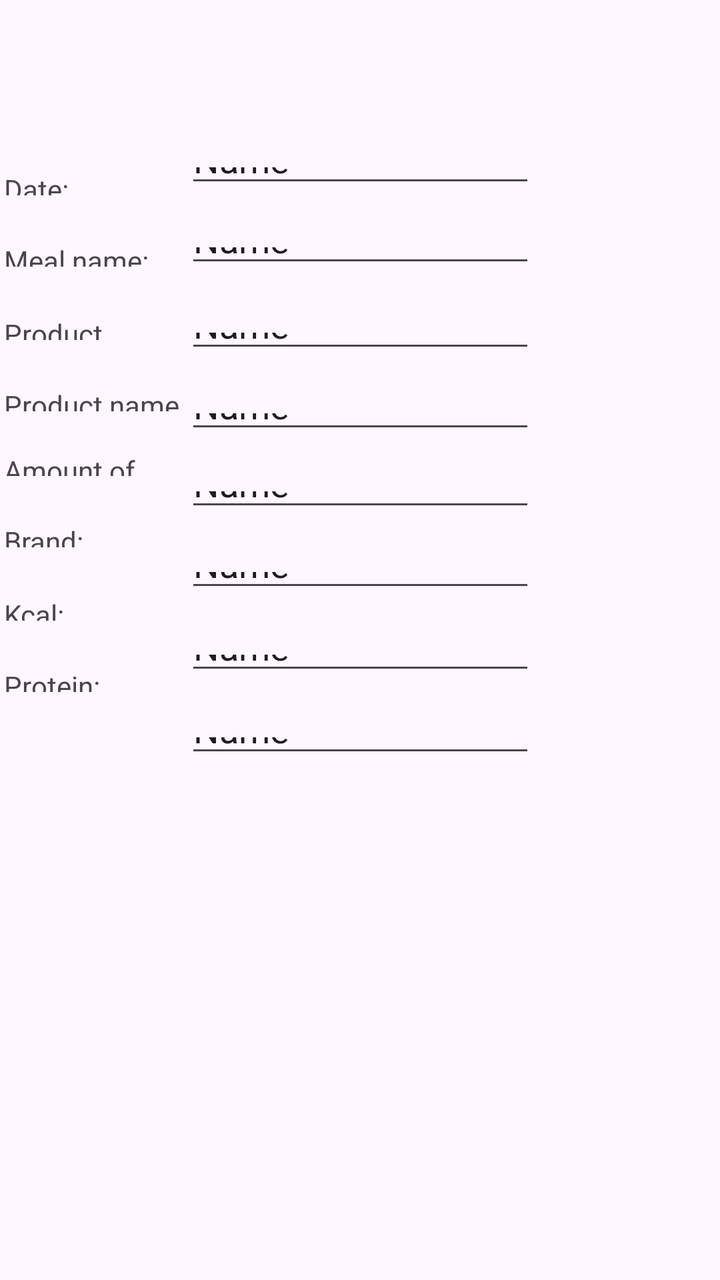
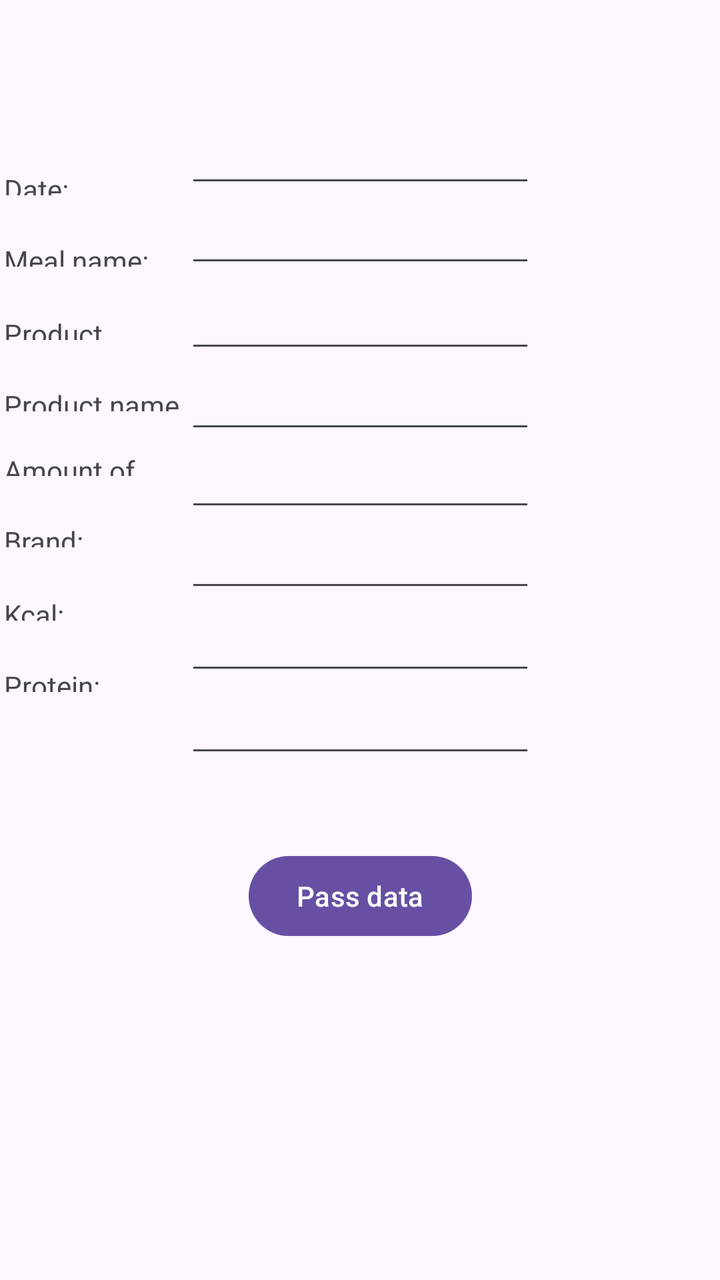

Two renders of the same Android screen: before a commit and after it. Below are the layout's source before the change and the commit's diff.
<!-- AndroidManifest.xml: application theme Theme.Diettrackerandroid -->
<!-- res/layout/add_product_to_calendar.xml -->
<?xml version="1.0" encoding="utf-8"?>
<androidx.constraintlayout.widget.ConstraintLayout xmlns:android="http://schemas.android.com/apk/res/android"
    xmlns:app="http://schemas.android.com/apk/res-auto"
    xmlns:tools="http://schemas.android.com/tools"
    android:layout_width="match_parent"
    android:layout_height="match_parent">

    <EditText
        android:id="@+id/editTextText5"
        android:layout_width="175dp"
        android:layout_height="25dp"
        android:ems="10"
        android:inputType="text"
        android:text="Name"
        app:layout_constraintBottom_toBottomOf="parent"
        app:layout_constraintEnd_toEndOf="parent"
        app:layout_constraintStart_toStartOf="parent"
        app:layout_constraintTop_toTopOf="parent"
        app:layout_constraintVertical_bias="0.383" />

    <EditText
        android:id="@+id/editTextText6"
        android:layout_width="175dp"
        android:layout_height="25dp"
        android:ems="10"
        android:inputType="text"
        android:text="Name"
        app:layout_constraintBottom_toBottomOf="parent"
        app:layout_constraintEnd_toEndOf="parent"
        app:layout_constraintStart_toStartOf="parent"
        app:layout_constraintTop_toTopOf="parent"
        app:layout_constraintVertical_bias="0.449" />

    <TextView
        android:id="@+id/textView6"
        android:layout_width="89dp"
        android:layout_height="0dp"
        android:layout_marginBottom="294dp"
        android:text="Protein:"
        app:layout_constraintBottom_toBottomOf="parent"
        app:layout_constraintEnd_toStartOf="@+id/editTextText2"
        app:layout_constraintHorizontal_bias="0.517"
        app:layout_constraintStart_toStartOf="parent"
        app:layout_constraintTop_toBottomOf="@+id/textView7" />

    <TextView
        android:id="@+id/textView7"
        android:layout_width="89dp"
        android:layout_height="0dp"
        android:layout_marginBottom="23dp"
        android:text="Kcal:"
        app:layout_constraintBottom_toTopOf="@+id/textView6"
        app:layout_constraintEnd_toStartOf="@+id/editTextText2"
        app:layout_constraintHorizontal_bias="0.517"
        app:layout_constraintStart_toStartOf="parent"
        app:layout_constraintTop_toBottomOf="@+id/textView5" />

    <EditText
        android:id="@+id/editTextText7"
        android:layout_width="175dp"
        android:layout_height="25dp"
        android:ems="10"
        android:inputType="text"
        android:text="Name"
        app:layout_constraintBottom_toBottomOf="parent"
        app:layout_constraintEnd_toEndOf="parent"
        app:layout_constraintStart_toStartOf="parent"
        app:layout_constraintTop_toTopOf="parent"
        app:layout_constraintVertical_bias="0.583" />

    <TextView
        android:id="@+id/textView8"
        android:layout_width="89dp"
        android:layout_height="0dp"
        android:layout_marginBottom="23dp"
        android:text="Amount of product:"
        app:layout_constraintBottom_toTopOf="@+id/textView5"
        app:layout_constraintEnd_toStartOf="@+id/editTextText2"
        app:layout_constraintHorizontal_bias="0.517"
        app:layout_constraintStart_toStartOf="parent"
        app:layout_constraintTop_toBottomOf="@+id/textView3" />

    <EditText
        android:id="@+id/editTextText8"
        android:layout_width="175dp"
        android:layout_height="25dp"
        android:ems="10"
        android:inputType="text"
        android:text="Name"
        app:layout_constraintBottom_toBottomOf="parent"
        app:layout_constraintEnd_toEndOf="parent"
        app:layout_constraintStart_toStartOf="parent"
        app:layout_constraintTop_toTopOf="parent"
        app:layout_constraintVertical_bias="0.516" />

    <TextView
        android:id="@+id/textView5"
        android:layout_width="89dp"
        android:layout_height="0dp"
        android:layout_marginBottom="24dp"
        android:text="Brand:"
        app:layout_constraintBottom_toTopOf="@+id/textView7"
        app:layout_constraintEnd_toStartOf="@+id/editTextText2"
        app:layout_constraintHorizontal_bias="0.517"
        app:layout_constraintStart_toStartOf="parent"
        app:layout_constraintTop_toBottomOf="@+id/textView8" />

    <EditText
        android:id="@+id/editTextText4"
        android:layout_width="175dp"
        android:layout_height="25dp"
        android:ems="10"
        android:inputType="text"
        android:text="Name"
        app:layout_constraintBottom_toBottomOf="parent"
        app:layout_constraintEnd_toEndOf="parent"
        app:layout_constraintStart_toStartOf="parent"
        app:layout_constraintTop_toTopOf="parent"
        app:layout_constraintVertical_bias="0.32" />

    <TextView
        android:id="@+id/textView3"
        android:layout_width="89dp"
        android:layout_height="0dp"
        android:layout_marginBottom="20dp"
        android:text="Product name suggestion:"
        app:layout_constraintBottom_toTopOf="@+id/textView8"
        app:layout_constraintEnd_toStartOf="@+id/editTextText2"
        app:layout_constraintHorizontal_bias="0.517"
        app:layout_constraintStart_toStartOf="parent"
        app:layout_constraintTop_toBottomOf="@+id/textView4" />

    <EditText
        android:id="@+id/editTextText3"
        android:layout_width="175dp"
        android:layout_height="25dp"
        android:ems="10"
        android:inputType="text"
        android:text="Name"
        app:layout_constraintBottom_toBottomOf="parent"
        app:layout_constraintEnd_toEndOf="parent"
        app:layout_constraintStart_toStartOf="parent"
        app:layout_constraintTop_toTopOf="parent"
        app:layout_constraintVertical_bias="0.254" />

    <TextView
        android:id="@+id/textView4"
        android:layout_width="89dp"
        android:layout_height="0dp"
        android:layout_marginBottom="23dp"
        android:text="Product name:"
        app:layout_constraintBottom_toTopOf="@+id/textView3"
        app:layout_constraintEnd_toStartOf="@+id/editTextText2"
        app:layout_constraintHorizontal_bias="0.517"
        app:layout_constraintStart_toStartOf="parent"
        app:layout_constraintTop_toBottomOf="@+id/textView" />

    <TextView
        android:id="@+id/textView2"
        android:layout_width="89dp"
        android:layout_height="0dp"
        android:layout_marginTop="85dp"
        android:layout_marginBottom="23dp"
        android:text="Date:"
        app:layout_constraintBottom_toTopOf="@+id/textView"
        app:layout_constraintEnd_toStartOf="@+id/editTextText2"
        app:layout_constraintStart_toStartOf="parent"
        app:layout_constraintTop_toTopOf="parent" />

    <EditText
        android:id="@+id/editTextText"
        android:layout_width="175dp"
        android:layout_height="25dp"
        android:ems="10"
        android:inputType="text"
        android:text="Name"
        app:layout_constraintBottom_toBottomOf="parent"
        app:layout_constraintEnd_toEndOf="parent"
        app:layout_constraintStart_toStartOf="parent"
        app:layout_constraintTop_toTopOf="parent"
        app:layout_constraintVertical_bias="0.12" />

    <EditText
        android:id="@+id/editTextText2"
        android:layout_width="175dp"
        android:layout_height="25dp"
        android:ems="10"
        android:inputType="text"
        android:text="Name"
        app:layout_constraintBottom_toBottomOf="parent"
        app:layout_constraintEnd_toEndOf="parent"
        app:layout_constraintStart_toStartOf="parent"
        app:layout_constraintTop_toTopOf="parent"
        app:layout_constraintVertical_bias="0.185" />

    <TextView
        android:id="@+id/textView"
        android:layout_width="89dp"
        android:layout_height="0dp"
        android:layout_marginBottom="24dp"
        android:text="Meal name:"
        app:layout_constraintBottom_toTopOf="@+id/textView4"
        app:layout_constraintEnd_toStartOf="@+id/editTextText2"
        app:layout_constraintHorizontal_bias="0.551"
        app:layout_constraintStart_toStartOf="parent"
        app:layout_constraintTop_toBottomOf="@+id/textView2" />

</androidx.constraintlayout.widget.ConstraintLayout>
<!-- resources referenced by this layout -->
<resources>
  <style name="Theme.Diettrackerandroid" parent="Base.Theme.Diettrackerandroid" />
  <style name="Base.Theme.Diettrackerandroid" parent="Theme.Material3.DayNight.NoActionBar">
          
          
      </style>
</resources>

<!-- the commit's change to res/layout/add_product_to_calendar.xml (unified diff, before → after) -->
@@ -1,208 +1,239 @@
 <?xml version="1.0" encoding="utf-8"?>
-<androidx.constraintlayout.widget.ConstraintLayout xmlns:android="http://schemas.android.com/apk/res/android"
+<androidx.constraintlayout.widget.ConstraintLayout
+    xmlns:android="http://schemas.android.com/apk/res/android"
     xmlns:app="http://schemas.android.com/apk/res-auto"
     xmlns:tools="http://schemas.android.com/tools"
     android:layout_width="match_parent"
-    android:layout_height="match_parent">
-
-    <EditText
-        android:id="@+id/editTextText5"
-        android:layout_width="175dp"
-        android:layout_height="25dp"
-        android:ems="10"
-        android:inputType="text"
-        android:text="Name"
-        app:layout_constraintBottom_toBottomOf="parent"
-        app:layout_constraintEnd_toEndOf="parent"
-        app:layout_constraintStart_toStartOf="parent"
-        app:layout_constraintTop_toTopOf="parent"
-        app:layout_constraintVertical_bias="0.383" />
-
-    <EditText
-        android:id="@+id/editTextText6"
-        android:layout_width="175dp"
-        android:layout_height="25dp"
-        android:ems="10"
-        android:inputType="text"
-        android:text="Name"
-        app:layout_constraintBottom_toBottomOf="parent"
-        app:layout_constraintEnd_toEndOf="parent"
-        app:layout_constraintStart_toStartOf="parent"
-        app:layout_constraintTop_toTopOf="parent"
-        app:layout_constraintVertical_bias="0.449" />
-
-    <TextView
-        android:id="@+id/textView6"
+    android:layout_height="match_parent"
+    >
+
+    <EditText
+        android:id="@+id/amountOfProductEditText"
+        android:layout_width="175dp"
+        android:layout_height="25dp"
+        android:ems="10"
+        android:inputType="text"
+        android:text=""
+        app:layout_constraintBottom_toBottomOf="parent"
+        app:layout_constraintEnd_toEndOf="parent"
+        app:layout_constraintStart_toStartOf="parent"
+        app:layout_constraintTop_toTopOf="parent"
+        app:layout_constraintVertical_bias="0.383"
+        />
+
+    <EditText
+        android:id="@+id/brandEditText"
+        android:layout_width="175dp"
+        android:layout_height="25dp"
+        android:ems="10"
+        android:inputType="text"
+        android:text=""
+        app:layout_constraintBottom_toBottomOf="parent"
+        app:layout_constraintEnd_toEndOf="parent"
+        app:layout_constraintStart_toStartOf="parent"
+        app:layout_constraintTop_toTopOf="parent"
+        app:layout_constraintVertical_bias="0.449"
+        />
+
+    <TextView
+        android:id="@+id/protein"
         android:layout_width="89dp"
         android:layout_height="0dp"
         android:layout_marginBottom="294dp"
         android:text="Protein:"
         app:layout_constraintBottom_toBottomOf="parent"
-        app:layout_constraintEnd_toStartOf="@+id/editTextText2"
-        app:layout_constraintHorizontal_bias="0.517"
-        app:layout_constraintStart_toStartOf="parent"
-        app:layout_constraintTop_toBottomOf="@+id/textView7" />
-
-    <TextView
-        android:id="@+id/textView7"
+        app:layout_constraintEnd_toStartOf="@+id/mealNameEditText"
+        app:layout_constraintHorizontal_bias="0.517"
+        app:layout_constraintStart_toStartOf="parent"
+        app:layout_constraintTop_toBottomOf="@+id/kcal"
+        />
+
+    <TextView
+        android:id="@+id/kcal"
         android:layout_width="89dp"
         android:layout_height="0dp"
         android:layout_marginBottom="23dp"
         android:text="Kcal:"
-        app:layout_constraintBottom_toTopOf="@+id/textView6"
-        app:layout_constraintEnd_toStartOf="@+id/editTextText2"
-        app:layout_constraintHorizontal_bias="0.517"
-        app:layout_constraintStart_toStartOf="parent"
-        app:layout_constraintTop_toBottomOf="@+id/textView5" />
-
-    <EditText
-        android:id="@+id/editTextText7"
-        android:layout_width="175dp"
-        android:layout_height="25dp"
-        android:ems="10"
-        android:inputType="text"
-        android:text="Name"
-        app:layout_constraintBottom_toBottomOf="parent"
-        app:layout_constraintEnd_toEndOf="parent"
-        app:layout_constraintStart_toStartOf="parent"
-        app:layout_constraintTop_toTopOf="parent"
-        app:layout_constraintVertical_bias="0.583" />
-
-    <TextView
-        android:id="@+id/textView8"
+        app:layout_constraintBottom_toTopOf="@+id/protein"
+        app:layout_constraintEnd_toStartOf="@+id/mealNameEditText"
+        app:layout_constraintHorizontal_bias="0.517"
+        app:layout_constraintStart_toStartOf="parent"
+        app:layout_constraintTop_toBottomOf="@+id/brand"
+        />
+
+    <EditText
+        android:id="@+id/proteinEditText"
+        android:layout_width="175dp"
+        android:layout_height="25dp"
+        android:ems="10"
+        android:inputType="text"
+        android:text=""
+        app:layout_constraintBottom_toBottomOf="parent"
+        app:layout_constraintEnd_toEndOf="parent"
+        app:layout_constraintStart_toStartOf="parent"
+        app:layout_constraintTop_toTopOf="parent"
+        app:layout_constraintVertical_bias="0.583"
+        />
+
+    <TextView
+        android:id="@+id/amountOfProduct"
         android:layout_width="89dp"
         android:layout_height="0dp"
         android:layout_marginBottom="23dp"
         android:text="Amount of product:"
-        app:layout_constraintBottom_toTopOf="@+id/textView5"
-        app:layout_constraintEnd_toStartOf="@+id/editTextText2"
-        app:layout_constraintHorizontal_bias="0.517"
-        app:layout_constraintStart_toStartOf="parent"
-        app:layout_constraintTop_toBottomOf="@+id/textView3" />
-
-    <EditText
-        android:id="@+id/editTextText8"
-        android:layout_width="175dp"
-        android:layout_height="25dp"
-        android:ems="10"
-        android:inputType="text"
-        android:text="Name"
-        app:layout_constraintBottom_toBottomOf="parent"
-        app:layout_constraintEnd_toEndOf="parent"
-        app:layout_constraintStart_toStartOf="parent"
-        app:layout_constraintTop_toTopOf="parent"
-        app:layout_constraintVertical_bias="0.516" />
-
-    <TextView
-        android:id="@+id/textView5"
+        app:layout_constraintBottom_toTopOf="@+id/brand"
+        app:layout_constraintEnd_toStartOf="@+id/mealNameEditText"
+        app:layout_constraintHorizontal_bias="0.517"
+        app:layout_constraintStart_toStartOf="parent"
+        app:layout_constraintTop_toBottomOf="@+id/productNameSuggestion"
+        />
+
+    <EditText
+        android:id="@+id/kcalEditText"
+        android:layout_width="175dp"
+        android:layout_height="25dp"
+        android:ems="10"
+        android:inputType="text"
+        android:text=""
+        app:layout_constraintBottom_toBottomOf="parent"
+        app:layout_constraintEnd_toEndOf="parent"
+        app:layout_constraintStart_toStartOf="parent"
+        app:layout_constraintTop_toTopOf="parent"
+        app:layout_constraintVertical_bias="0.516"
+        />
+
+    <TextView
+        android:id="@+id/brand"
         android:layout_width="89dp"
         android:layout_height="0dp"
         android:layout_marginBottom="24dp"
         android:text="Brand:"
-        app:layout_constraintBottom_toTopOf="@+id/textView7"
-        app:layout_constraintEnd_toStartOf="@+id/editTextText2"
-        app:layout_constraintHorizontal_bias="0.517"
-        app:layout_constraintStart_toStartOf="parent"
-        app:layout_constraintTop_toBottomOf="@+id/textView8" />
-
-    <EditText
-        android:id="@+id/editTextText4"
-        android:layout_width="175dp"
-        android:layout_height="25dp"
-        android:ems="10"
-        android:inputType="text"
-        android:text="Name"
-        app:layout_constraintBottom_toBottomOf="parent"
-        app:layout_constraintEnd_toEndOf="parent"
-        app:layout_constraintStart_toStartOf="parent"
-        app:layout_constraintTop_toTopOf="parent"
-        app:layout_constraintVertical_bias="0.32" />
-
-    <TextView
-        android:id="@+id/textView3"
+        app:layout_constraintBottom_toTopOf="@+id/kcal"
+        app:layout_constraintEnd_toStartOf="@+id/mealNameEditText"
+        app:layout_constraintHorizontal_bias="0.517"
+        app:layout_constraintStart_toStartOf="parent"
+        app:layout_constraintTop_toBottomOf="@+id/amountOfProduct"
+        />
+
+    <EditText
+        android:id="@+id/productNameSuggestionEditText"
+        android:layout_width="175dp"
+        android:layout_height="25dp"
+        android:ems="10"
+        android:inputType="text"
+        android:text=""
+        app:layout_constraintBottom_toBottomOf="parent"
+        app:layout_constraintEnd_toEndOf="parent"
+        app:layout_constraintStart_toStartOf="parent"
+        app:layout_constraintTop_toTopOf="parent"
+        app:layout_constraintVertical_bias="0.32"
+        />
+
+    <TextView
+        android:id="@+id/productNameSuggestion"
         android:layout_width="89dp"
         android:layout_height="0dp"
         android:layout_marginBottom="20dp"
         android:text="Product name suggestion:"
-        app:layout_constraintBottom_toTopOf="@+id/textView8"
-        app:layout_constraintEnd_toStartOf="@+id/editTextText2"
-        app:layout_constraintHorizontal_bias="0.517"
-        app:layout_constraintStart_toStartOf="parent"
-        app:layout_constraintTop_toBottomOf="@+id/textView4" />
-
-    <EditText
-        android:id="@+id/editTextText3"
-        android:layout_width="175dp"
-        android:layout_height="25dp"
-        android:ems="10"
-        android:inputType="text"
-        android:text="Name"
-        app:layout_constraintBottom_toBottomOf="parent"
-        app:layout_constraintEnd_toEndOf="parent"
-        app:layout_constraintStart_toStartOf="parent"
-        app:layout_constraintTop_toTopOf="parent"
-        app:layout_constraintVertical_bias="0.254" />
-
-    <TextView
-        android:id="@+id/textView4"
+        app:layout_constraintBottom_toTopOf="@+id/amountOfProduct"
+        app:layout_constraintEnd_toStartOf="@+id/mealNameEditText"
+        app:layout_constraintHorizontal_bias="0.517"
+        app:layout_constraintStart_toStartOf="parent"
+        app:layout_constraintTop_toBottomOf="@+id/productName"
+        />
+
+    <EditText
+        android:id="@+id/productNameEditText"
+        android:layout_width="175dp"
+        android:layout_height="25dp"
+        android:ems="10"
+        android:inputType="text"
+        android:text=""
+        app:layout_constraintBottom_toBottomOf="parent"
+        app:layout_constraintEnd_toEndOf="parent"
+        app:layout_constraintStart_toStartOf="parent"
+        app:layout_constraintTop_toTopOf="parent"
+        app:layout_constraintVertical_bias="0.254"
+        />
+
+    <TextView
+        android:id="@+id/productName"
         android:layout_width="89dp"
         android:layout_height="0dp"
         android:layout_marginBottom="23dp"
         android:text="Product name:"
-        app:layout_constraintBottom_toTopOf="@+id/textView3"
-        app:layout_constraintEnd_toStartOf="@+id/editTextText2"
-        app:layout_constraintHorizontal_bias="0.517"
-        app:layout_constraintStart_toStartOf="parent"
-        app:layout_constraintTop_toBottomOf="@+id/textView" />
-
-    <TextView
-        android:id="@+id/textView2"
+        app:layout_constraintBottom_toTopOf="@+id/productNameSuggestion"
+        app:layout_constraintEnd_toStartOf="@+id/mealNameEditText"
+        app:layout_constraintHorizontal_bias="0.517"
+        app:layout_constraintStart_toStartOf="parent"
+        app:layout_constraintTop_toBottomOf="@+id/mealName"
+        />
+
+    <TextView
+        android:id="@+id/date"
         android:layout_width="89dp"
         android:layout_height="0dp"
         android:layout_marginTop="85dp"
         android:layout_marginBottom="23dp"
         android:text="Date:"
-        app:layout_constraintBottom_toTopOf="@+id/textView"
-        app:layout_constraintEnd_toStartOf="@+id/editTextText2"
-        app:layout_constraintStart_toStartOf="parent"
-        app:layout_constraintTop_toTopOf="parent" />
-
-    <EditText
-        android:id="@+id/editTextText"
-        android:layout_width="175dp"
-        android:layout_height="25dp"
-        android:ems="10"
-        android:inputType="text"
-        android:text="Name"
-        app:layout_constraintBottom_toBottomOf="parent"
-        app:layout_constraintEnd_toEndOf="parent"
-        app:layout_constraintStart_toStartOf="parent"
-        app:layout_constraintTop_toTopOf="parent"
-        app:layout_constraintVertical_bias="0.12" />
-
-    <EditText
-        android:id="@+id/editTextText2"
-        android:layout_width="175dp"
-        android:layout_height="25dp"
-        android:ems="10"
-        android:inputType="text"
-        android:text="Name"
-        app:layout_constraintBottom_toBottomOf="parent"
-        app:layout_constraintEnd_toEndOf="parent"
-        app:layout_constraintStart_toStartOf="parent"
-        app:layout_constraintTop_toTopOf="parent"
-        app:layout_constraintVertical_bias="0.185" />
-
-    <TextView
-        android:id="@+id/textView"
+        app:layout_constraintBottom_toTopOf="@+id/mealName"
+        app:layout_constraintEnd_toStartOf="@+id/mealNameEditText"
+        app:layout_constraintStart_toStartOf="parent"
+        app:layout_constraintTop_toTopOf="parent"
+        />
+
+    <EditText
+        android:id="@+id/dateEditText"
+        android:layout_width="175dp"
+        android:layout_height="25dp"
+        android:ems="10"
+        android:inputType="text"
+        android:text=""
+        android:textSize="34sp"
+        app:layout_constraintBottom_toBottomOf="parent"
+        app:layout_constraintEnd_toEndOf="parent"
+        app:layout_constraintStart_toStartOf="parent"
+        app:layout_constraintTop_toTopOf="parent"
+        app:layout_constraintVertical_bias="0.12"
+        />
+
+    <EditText
+        android:id="@+id/mealNameEditText"
+        android:layout_width="175dp"
+        android:layout_height="25dp"
+        android:ems="10"
+        android:inputType="text"
+        android:text=""
+        android:textSize="34sp"
+        app:layout_constraintBottom_toBottomOf="parent"
+        app:layout_constraintEnd_toEndOf="parent"
+        app:layout_constraintStart_toStartOf="parent"
+        app:layout_constraintTop_toTopOf="parent"
+        app:layout_constraintVertical_bias="0.185"
+        />
+
+    <TextView
+        android:id="@+id/mealName"
         android:layout_width="89dp"
         android:layout_height="0dp"
         android:layout_marginBottom="24dp"
         android:text="Meal name:"
-        app:layout_constraintBottom_toTopOf="@+id/textView4"
-        app:layout_constraintEnd_toStartOf="@+id/editTextText2"
+        app:layout_constraintBottom_toTopOf="@+id/productName"
+        app:layout_constraintEnd_toStartOf="@+id/mealNameEditText"
         app:layout_constraintHorizontal_bias="0.551"
         app:layout_constraintStart_toStartOf="parent"
-        app:layout_constraintTop_toBottomOf="@+id/textView2" />
+        app:layout_constraintTop_toBottomOf="@+id/date"
+        />
+
+    <Button
+        android:id="@+id/passDataButton"
+        android:layout_width="wrap_content"
+        android:layout_height="wrap_content"
+        android:layout_marginBottom="168dp"
+        android:text="Pass data"
+        app:layout_constraintBottom_toBottomOf="parent"
+        app:layout_constraintEnd_toEndOf="parent"
+        app:layout_constraintStart_toStartOf="parent"
+        />
 
 </androidx.constraintlayout.widget.ConstraintLayout>
